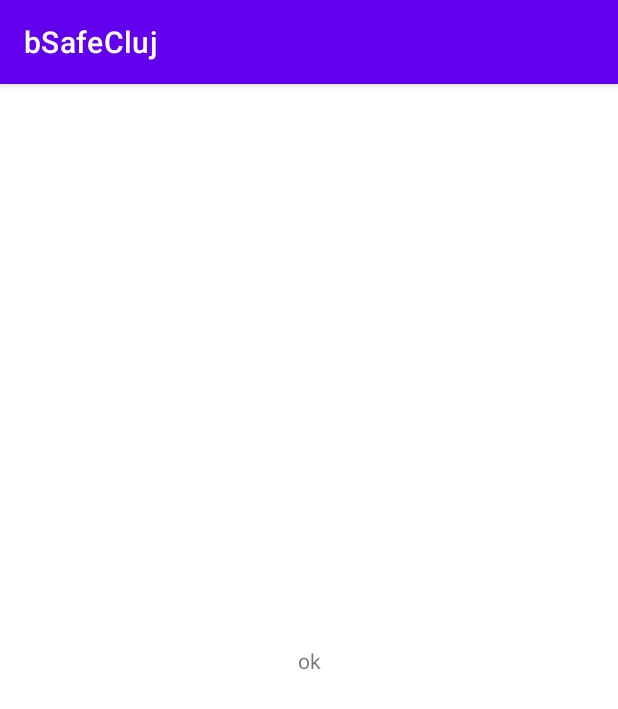
After one commit to SilviaP46/bSafeCluj, an Android app: the MapPage screen opened directly, with no data from a screen before it, on a phone screen of 412 x 824 dp. The commit adds this screen. Shown: the top 709 px of the screen. Run offline under Robolectric (Android 15) with nearby library versions, the phone set to English and light mode, and no system bars.

```diff
--- a/app/src/main/AndroidManifest.xml
+++ b/app/src/main/AndroidManifest.xml
@@ -31,6 +31,12 @@
 
         </activity>
 
+        <activity
+            android:name=".MapPage"
+            android:label="@string/app_name">
+
+        </activity>
+
     </application>
 
 </manifest>
--- a/app/src/main/java/com/example/bsafecluj/ConfirmPhoneNumber.java
+++ b/app/src/main/java/com/example/bsafecluj/ConfirmPhoneNumber.java
@@ -4,6 +4,7 @@
 import android.content.Intent;
 import android.content.pm.PackageManager;
 import android.os.Bundle;
+import android.os.Parcelable;
 import android.telephony.SmsManager;
 import android.view.View;
 import android.widget.Button;
@@ -57,7 +58,10 @@
 
                 try {
                     if(randomCode.equals(enterCode.getText().toString())){
-                        startActivity(new Intent(ConfirmPhoneNumber.this, SignUpActivity.class));
+
+                        Intent i = new Intent(ConfirmPhoneNumber.this, SignUpActivity.class);
+                        i.putExtra("user", (Parcelable) user);
+                        startActivity(i);
                     }
 
                     else{
--- a/app/src/main/java/com/example/bsafecluj/Database.java
+++ b/app/src/main/java/com/example/bsafecluj/Database.java
@@ -25,7 +25,7 @@
     }
 
     public Database(@Nullable Context context) {
-        super(context, "bSafeCluj.db", null, 1);
+        super(context, "bSafeClujDB.db", null, 1);
     }
 
     //first time app is created
--- a/app/src/main/java/com/example/bsafecluj/MainActivity.java
+++ b/app/src/main/java/com/example/bsafecluj/MainActivity.java
@@ -22,8 +22,6 @@
 public class MainActivity extends AppCompatActivity {
     Button nextButton;
     EditText enterPhone;
-
-
 
     @Override
     protected void onCreate(Bundle savedInstanceState) {
--- /dev/null
+++ b/app/src/main/java/com/example/bsafecluj/MapPage.java
@@ -0,0 +1,21 @@
+package com.example.bsafecluj;
+
+import android.content.Intent;
+import android.os.Bundle;
+import android.os.Parcelable;
+import android.view.View;
+import android.widget.Toast;
+
+import androidx.appcompat.app.AppCompatActivity;
+
+public class MapPage extends AppCompatActivity {
+
+    @Override
+    protected void onCreate(Bundle savedInstanceState) {
+        Database db = Database.getInstance(MapPage.this);
+
+        super.onCreate(savedInstanceState);
+        setContentView(R.layout.map_main_page);
+
+    }
+}
--- /dev/null
+++ b/app/src/main/res/layout/map_main_page.xml
@@ -0,0 +1,17 @@
+<?xml version="1.0" encoding="utf-8"?>
+<androidx.constraintlayout.widget.ConstraintLayout xmlns:android="http://schemas.android.com/apk/res/android"
+    xmlns:app="http://schemas.android.com/apk/res-auto"
+    xmlns:tools="http://schemas.android.com/tools"
+    android:layout_width="match_parent"
+    android:layout_height="match_parent">
+
+    <TextView
+        android:id="@+id/textView7"
+        android:layout_width="wrap_content"
+        android:layout_height="wrap_content"
+        android:text="ok"
+        app:layout_constraintBottom_toBottomOf="parent"
+        app:layout_constraintEnd_toEndOf="parent"
+        app:layout_constraintStart_toStartOf="parent"
+        app:layout_constraintTop_toTopOf="parent" />
+</androidx.constraintlayout.widget.ConstraintLayout>
```
Also changed, not shown: app/src/main/java/com/example/bsafecluj/SignUpActivity.java (+21 -6 lines).
